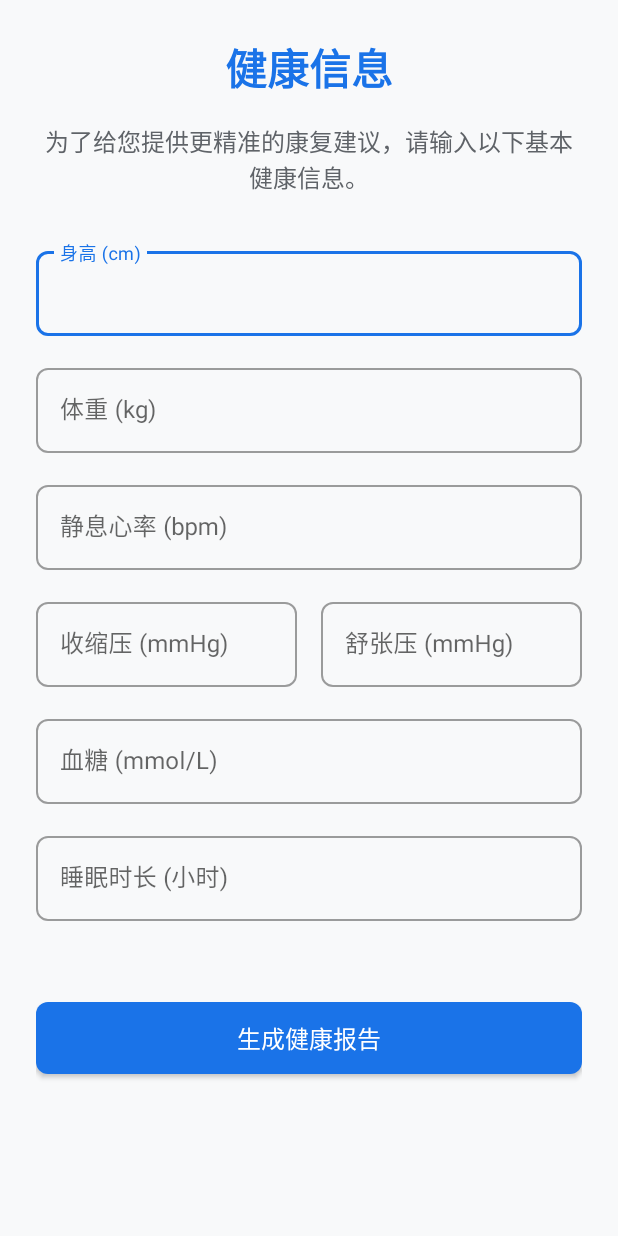
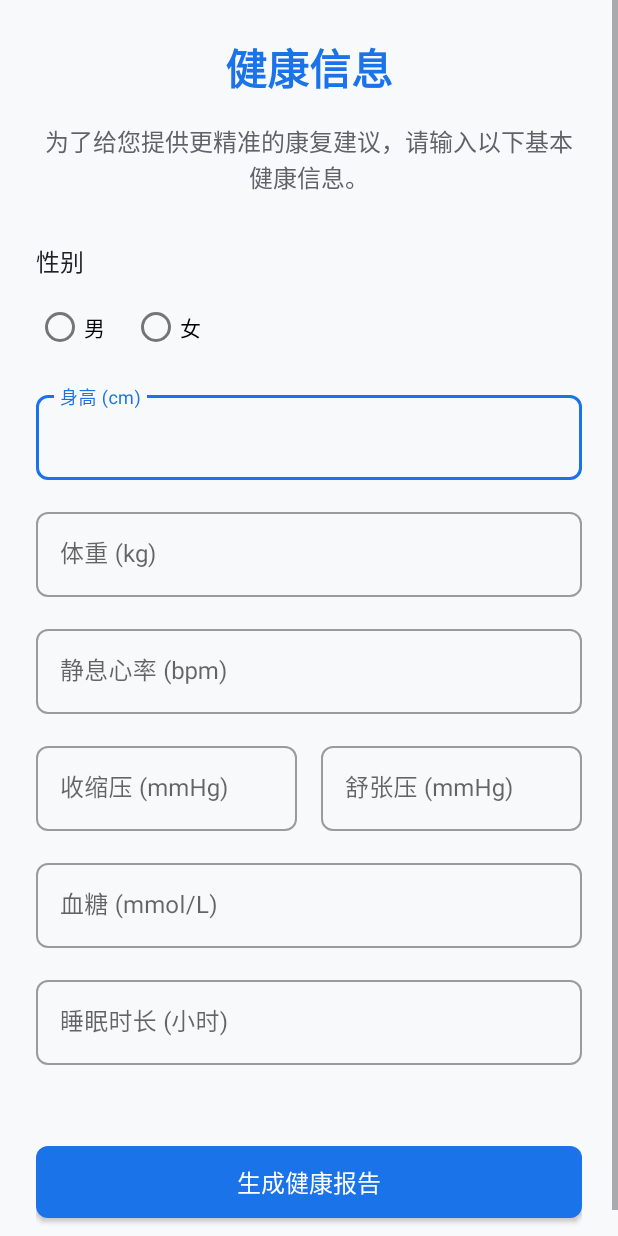
Before and after one commit to wuwuevan/APP, an Android app: the InitialHealthMetricsActivity screen opened directly, with no data from a screen before it, on a phone screen of 412 x 824 dp. Run offline under Robolectric (Android 15) with nearby library versions, the phone set to English and light mode, and no system bars; our stand-ins replace Room's generated code.

Commit message:
Merge gender selection into health info page

```diff
--- a/app/src/main/AndroidManifest.xml
+++ b/app/src/main/AndroidManifest.xml
@@ -42,10 +42,6 @@
             android:theme="@style/Theme.MyApplication.NoActionBar"
             android:exported="false" />
 
-        <!-- 性别选择页面 -->
-        <activity
-            android:name=".ui.auth.GenderSelectionActivity"
-            android:exported="false" />
 
         <!-- 个人信息编辑页面 -->
         <activity
--- a/app/src/main/java/com/example/myapplication/ui/auth/RegisterActivity.java
+++ b/app/src/main/java/com/example/myapplication/ui/auth/RegisterActivity.java
@@ -19,7 +19,6 @@ import com.example.myapplication.R;
 import com.example.myapplication.data.AppDatabase;
 import com.example.myapplication.data.User;
 import com.example.myapplication.data.UserDao;
-import com.example.myapplication.ui.auth.GenderSelectionActivity;
 import com.example.myapplication.utils.SharedPreferencesUtil;
 
 /**
@@ -155,8 +154,8 @@ public class RegisterActivity extends AppCompatActivity {
             // 注册成功提示
             Toast.makeText(this, R.string.register_success, Toast.LENGTH_SHORT).show();
 
-            // 注册成功，跳转到性别选择页面
-            Intent intent = new Intent(RegisterActivity.this, GenderSelectionActivity.class);
+            // 注册成功，跳转到初始健康信息页面
+            Intent intent = new Intent(RegisterActivity.this, com.example.myapplication.ui.health.InitialHealthMetricsActivity.class);
             startActivity(intent);
             finish(); // 结束当前活动
         } catch (Exception e) {
--- a/app/src/main/java/com/example/myapplication/ui/health/InitialHealthMetricsActivity.java
+++ b/app/src/main/java/com/example/myapplication/ui/health/InitialHealthMetricsActivity.java
@@ -6,13 +6,17 @@ import android.text.TextUtils;
 import android.view.MenuItem;
 import android.widget.Button;
 import android.widget.EditText;
+import android.widget.RadioButton;
+import android.widget.RadioGroup;
 import android.widget.Toast;
 
 import androidx.annotation.NonNull;
 import androidx.appcompat.app.AppCompatActivity;
 
-import com.example.myapplication.MainActivity;
 import com.example.myapplication.R;
+import com.example.myapplication.data.AppDatabase;
+import com.example.myapplication.data.User;
+import com.example.myapplication.data.UserDao;
 import com.example.myapplication.database.HealthIndicatorDao;
 import com.example.myapplication.model.HealthIndicator;
 import com.example.myapplication.utils.SharedPreferencesUtil;
@@ -25,8 +29,13 @@ public class InitialHealthMetricsActivity extends AppCompatActivity {
 
     private EditText etHeight, etWeight, etHeartRate, etSystolic, etDiastolic;
     private EditText etBloodSugar, etSleepHours;
+    private RadioGroup rgGender;
+    private RadioButton rbMale;
+    private RadioButton rbFemale;
     private Button btnGenerateReport;
     private HealthIndicatorDao healthIndicatorDao;
+    private UserDao userDao;
+    private SharedPreferencesUtil prefsUtil;
     private int userId;
 
     @Override
@@ -40,7 +49,8 @@ public class InitialHealthMetricsActivity extends AppCompatActivity {
         }
 
         healthIndicatorDao = new HealthIndicatorDao(this);
-        SharedPreferencesUtil prefsUtil = new SharedPreferencesUtil(this);
+        prefsUtil = new SharedPreferencesUtil(this);
+        userDao = AppDatabase.getInstance(this).userDao();
         userId = (int) prefsUtil.getCurrentUserId();
 
         initViews();
@@ -57,6 +67,9 @@ public class InitialHealthMetricsActivity extends AppCompatActivity {
     }
 
     private void initViews() {
+        rgGender = findViewById(R.id.rg_gender);
+        rbMale = findViewById(R.id.rb_male);
+        rbFemale = findViewById(R.id.rb_female);
         etHeight = findViewById(R.id.et_height);
         etWeight = findViewById(R.id.et_weight);
         etHeartRate = findViewById(R.id.et_heart_rate);
@@ -68,7 +81,8 @@ public class InitialHealthMetricsActivity extends AppCompatActivity {
     }
 
     private boolean validateInput() {
-        if (TextUtils.isEmpty(etHeight.getText()) || TextUtils.isEmpty(etWeight.getText()) ||
+        if (rgGender.getCheckedRadioButtonId() == -1 ||
+            TextUtils.isEmpty(etHeight.getText()) || TextUtils.isEmpty(etWeight.getText()) ||
             TextUtils.isEmpty(etHeartRate.getText()) || TextUtils.isEmpty(etSystolic.getText()) ||
             TextUtils.isEmpty(etDiastolic.getText()) || TextUtils.isEmpty(etBloodSugar.getText()) ||
             TextUtils.isEmpty(etSleepHours.getText())) {
@@ -80,6 +94,16 @@ public class InitialHealthMetricsActivity extends AppCompatActivity {
 
     private void saveHealthData() {
         String currentTime = new SimpleDateFormat("yyyy-MM-dd HH:mm:ss", Locale.getDefault()).format(new Date());
+
+        String gender = rbMale.isChecked() ? "男" : "女";
+        String username = prefsUtil.getString("current_username", "");
+        if (!username.isEmpty()) {
+            User user = userDao.getUserByUsername(username);
+            if (user != null) {
+                user.setGender(gender);
+                userDao.updateUser(user);
+            }
+        }
 
         // For simplicity, we are creating separate HealthIndicator objects for each metric.
         // In a real-world app, you might handle this differently.
--- a/app/src/main/res/layout/activity_initial_health_metrics.xml
+++ b/app/src/main/res/layout/activity_initial_health_metrics.xml
@@ -32,6 +32,35 @@
             android:layout_gravity="center_horizontal"
             android:textColor="@color/colorTextSecondary"
             android:layout_marginBottom="32dp"/>
+
+        <TextView
+            android:layout_width="wrap_content"
+            android:layout_height="wrap_content"
+            android:text="性别"
+            android:textColor="@color/colorText"
+            android:textSize="16sp" />
+
+        <RadioGroup
+            android:id="@+id/rg_gender"
+            android:layout_width="match_parent"
+            android:layout_height="wrap_content"
+            android:orientation="horizontal"
+            android:layout_marginTop="8dp"
+            android:layout_marginBottom="16dp">
+
+            <RadioButton
+                android:id="@+id/rb_male"
+                android:layout_width="wrap_content"
+                android:layout_height="wrap_content"
+                android:layout_marginEnd="16dp"
+                android:text="@string/male" />
+
+            <RadioButton
+                android:id="@+id/rb_female"
+                android:layout_width="wrap_content"
+                android:layout_height="wrap_content"
+                android:text="@string/female" />
+        </RadioGroup>
 
         <com.google.android.material.textfield.TextInputLayout
             style="@style/Widget.MaterialComponents.TextInputLayout.OutlinedBox"
```
Also changed, not shown: app/src/main/java/com/example/myapplication/ui/auth/GenderSelectionActivity.java (deleted, +0 -87 lines), app/src/main/res/layout/activity_gender_selection.xml (deleted, +0 -83 lines).
